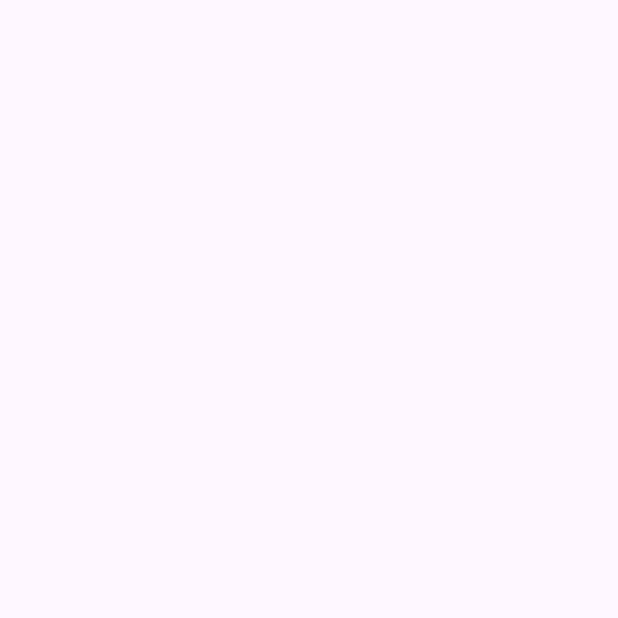
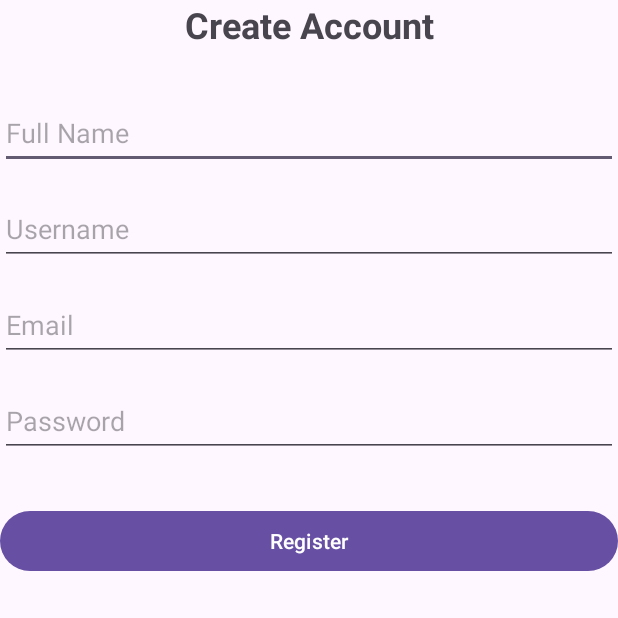
Before and after one commit to s94476/GuitarHub, an Android app: the RegisterActivity screen opened directly, with no data from a screen before it, on a phone screen of 412 x 824 dp, the top half of it. Before the commit the part shown is empty. Run offline under Robolectric (Android 15) with nearby library versions, the phone set to English and light mode, and no system bars.

```diff
--- a/app/build.gradle.kts
+++ b/app/build.gradle.kts
@@ -1,5 +1,6 @@
 plugins {
     alias(libs.plugins.android.application)
+    alias(libs.plugins.google.gms.google.services)
 }
 
 android {
@@ -38,6 +39,7 @@ dependencies {
     implementation(libs.material)
     implementation(libs.activity)
     implementation(libs.constraintlayout)
+    implementation(libs.firebase.auth)
     testImplementation(libs.junit)
     androidTestImplementation(libs.ext.junit)
     androidTestImplementation(libs.espresso.core)
--- a/app/src/main/AndroidManifest.xml
+++ b/app/src/main/AndroidManifest.xml
@@ -1,6 +1,7 @@
 <?xml version="1.0" encoding="utf-8"?>
 <manifest xmlns:android="http://schemas.android.com/apk/res/android"
     xmlns:tools="http://schemas.android.com/tools">
+    <uses-permission android:name="android.permission.INTERNET" />
 
     <application
         android:allowBackup="true"
--- a/app/src/main/java/com/example/guitarhub/RegisterActivity.java
+++ b/app/src/main/java/com/example/guitarhub/RegisterActivity.java
@@ -1,6 +1,14 @@
 package com.example.guitarhub;
 
+import static android.content.ContentValues.TAG;
+
+import android.content.Intent;
 import android.os.Bundle;
+import android.util.Log;
+import android.view.View;
+import android.widget.Button;
+import android.widget.EditText;
+import android.widget.Toast;
 
 import androidx.activity.EdgeToEdge;
 import androidx.appcompat.app.AppCompatActivity;
@@ -8,7 +16,15 @@ import androidx.core.graphics.Insets;
 import androidx.core.view.ViewCompat;
 import androidx.core.view.WindowInsetsCompat;
 
+import com.example.guitarhub.utils.RegistrationManager;
+
 public class RegisterActivity extends AppCompatActivity {
+
+    private EditText etFullName;
+    private EditText etUsername;
+    private EditText etEmail;
+    private EditText etPassword;
+    private Button btnRegister;
 
     @Override
     protected void onCreate(Bundle savedInstanceState) {
@@ -20,5 +36,46 @@ public class RegisterActivity extends AppCompatActivity {
             v.setPadding(systemBars.left, systemBars.top, systemBars.right, systemBars.bottom);
             return insets;
         });
+
+        etFullName = findViewById(R.id.et_full_name);
+        etUsername = findViewById(R.id.et_username);
+        etEmail = findViewById(R.id.et_email);
+        etPassword = findViewById(R.id.et_password);
+
+
+
+        Button registerButton = findViewById(R.id.btn_register);
+        registerButton.setOnClickListener(new View.OnClickListener() {
+            @Override
+            public void onClick(View v) {
+
+            }
+        });
     }
+
+    private void registerButtonClick() {
+        Log.d(TAG, "Register button clicked");
+
+        RegistrationManager registrationManager = new RegistrationManager(RegisterActivity.this);
+        registrationManager.startRegistration(
+                etEmail.getText().toString(),
+                etPassword.getText().toString(),
+                etFullName.getText().toString(),
+                etUsername.getText().toString(),
+                new RegistrationManager.OnResultCallback(){
+                    @Override
+                    public void onResult(boolean success, String message) {
+                        if (success) {
+                            Toast.makeText(RegisterActivity.this, "Registration successful!", Toast.LENGTH_SHORT).show();
+                            Intent intent = new Intent(RegisterActivity.this, WelcomeActivity.class);
+                            startActivity(intent);
+                            finish();
+                        }
+                        else {
+                            Toast.makeText(RegisterActivity.this, "Registration failed: " + message, Toast.LENGTH_LONG).show();
+                        }
+                    }
+                });
+    }
+
 }
--- a/app/src/main/res/layout/activity_register.xml
+++ b/app/src/main/res/layout/activity_register.xml
@@ -5,6 +5,78 @@
     android:id="@+id/main"
     android:layout_width="match_parent"
     android:layout_height="match_parent"
+    android:padding="16dp"
     tools:context=".RegisterActivity">
 
+    <TextView
+        android:id="@+id/tv_register_title"
+        android:layout_width="wrap_content"
+        android:layout_height="wrap_content"
+        android:text="Create Account"
+        android:textSize="24sp"
+        android:textStyle="bold"
+        app:layout_constraintBottom_toTopOf="@+id/et_full_name"
+        app:layout_constraintEnd_toEndOf="parent"
+        app:layout_constraintStart_toStartOf="parent"
+        app:layout_constraintTop_toTopOf="parent"
+        app:layout_constraintVertical_bias="0.3" />
+
+    <EditText
+        android:id="@+id/et_full_name"
+        android:layout_width="0dp"
+        android:layout_height="wrap_content"
+        android:layout_marginTop="32dp"
+        android:hint="Full Name"
+        android:inputType="textPersonName"
+        android:minHeight="48dp"
+        app:layout_constraintEnd_toEndOf="parent"
+        app:layout_constraintStart_toStartOf="parent"
+        app:layout_constraintTop_toBottomOf="@+id/tv_register_title" />
+
+    <EditText
+        android:id="@+id/et_username"
+        android:layout_width="0dp"
+        android:layout_height="wrap_content"
+        android:layout_marginTop="16dp"
+        android:hint="Username"
+        android:inputType="textPersonName"
+        android:minHeight="48dp"
+        app:layout_constraintEnd_toEndOf="parent"
+        app:layout_constraintStart_toStartOf="parent"
+        app:layout_constraintTop_toBottomOf="@+id/et_full_name" />
+
+    <EditText
+        android:id="@+id/et_email"
+        android:layout_width="0dp"
+        android:layout_height="wrap_content"
+        android:layout_marginTop="16dp"
+        android:hint="Email"
+        android:inputType="textEmailAddress"
+        android:minHeight="48dp"
+        app:layout_constraintEnd_toEndOf="parent"
+        app:layout_constraintStart_toStartOf="parent"
+        app:layout_constraintTop_toBottomOf="@+id/et_username" />
+
+    <EditText
+        android:id="@+id/et_password"
+        android:layout_width="0dp"
+        android:layout_height="wrap_content"
+        android:layout_marginTop="16dp"
+        android:hint="Password"
+        android:inputType="textPassword"
+        android:minHeight="48dp"
+        app:layout_constraintEnd_toEndOf="parent"
+        app:layout_constraintStart_toStartOf="parent"
+        app:layout_constraintTop_toBottomOf="@+id/et_email" />
+
+    <Button
+        android:id="@+id/btn_register"
+        android:layout_width="0dp"
+        android:layout_height="wrap_content"
+        android:layout_marginTop="32dp"
+        android:text="Register"
+        app:layout_constraintEnd_toEndOf="parent"
+        app:layout_constraintStart_toStartOf="parent"
+        app:layout_constraintTop_toBottomOf="@+id/et_password" />
+
 </androidx.constraintlayout.widget.ConstraintLayout>
--- a/build.gradle.kts
+++ b/build.gradle.kts
@@ -1,4 +1,5 @@
 // Top-level build file where you can add configuration options common to all sub-projects/modules.
 plugins {
     alias(libs.plugins.android.application) apply false
+    alias(libs.plugins.google.gms.google.services) apply false
 }
--- a/gradle/libs.versions.toml
+++ b/gradle/libs.versions.toml
@@ -7,6 +7,8 @@ appcompat = "1.6.1"
 material = "1.10.0"
 activity = "1.8.0"
 constraintlayout = "2.1.4"
+googleGmsGoogleServices = "4.4.4"
+firebaseAuth = "24.0.1"
 
 [libraries]
 junit = { group = "junit", name = "junit", version.ref = "junit" }
@@ -16,6 +18,8 @@ appcompat = { group = "androidx.appcompat", name = "appcompat", version.ref = "a
 material = { group = "com.google.android.material", name = "material", version.ref = "material" }
 activity = { group = "androidx.activity", name = "activity", version.ref = "activity" }
 constraintlayout = { group = "androidx.constraintlayout", name = "constraintlayout", version.ref = "constraintlayout" }
+firebase-auth = { group = "com.google.firebase", name = "firebase-auth", version.ref = "firebaseAuth" }
 
 [plugins]
 android-application = { id = "com.android.application", version.ref = "agp" }
+google-gms-google-services = { id = "com.google.gms.google-services", version.ref = "googleGmsGoogleServices" }
```
Also changed, not shown: app/src/main/java/com/example/guitarhub/WelcomeActivity.java (+14 -0 lines), app/src/main/java/com/example/guitarhub/utils/RegistrationManager.java (added, +167 -0 lines).
